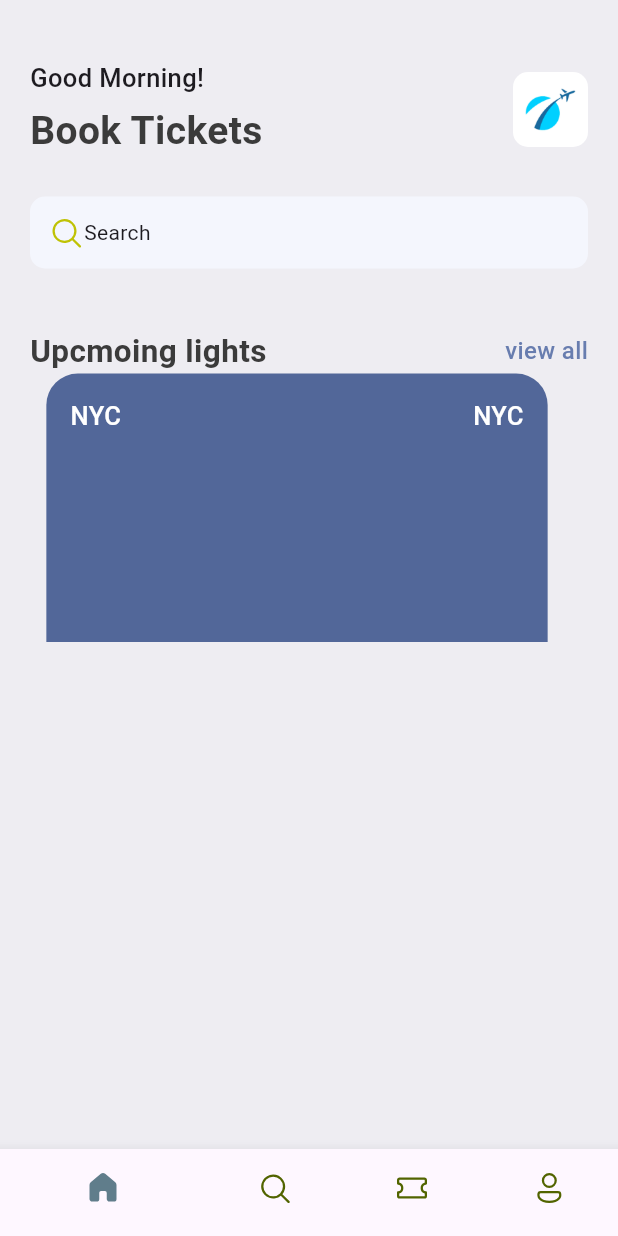
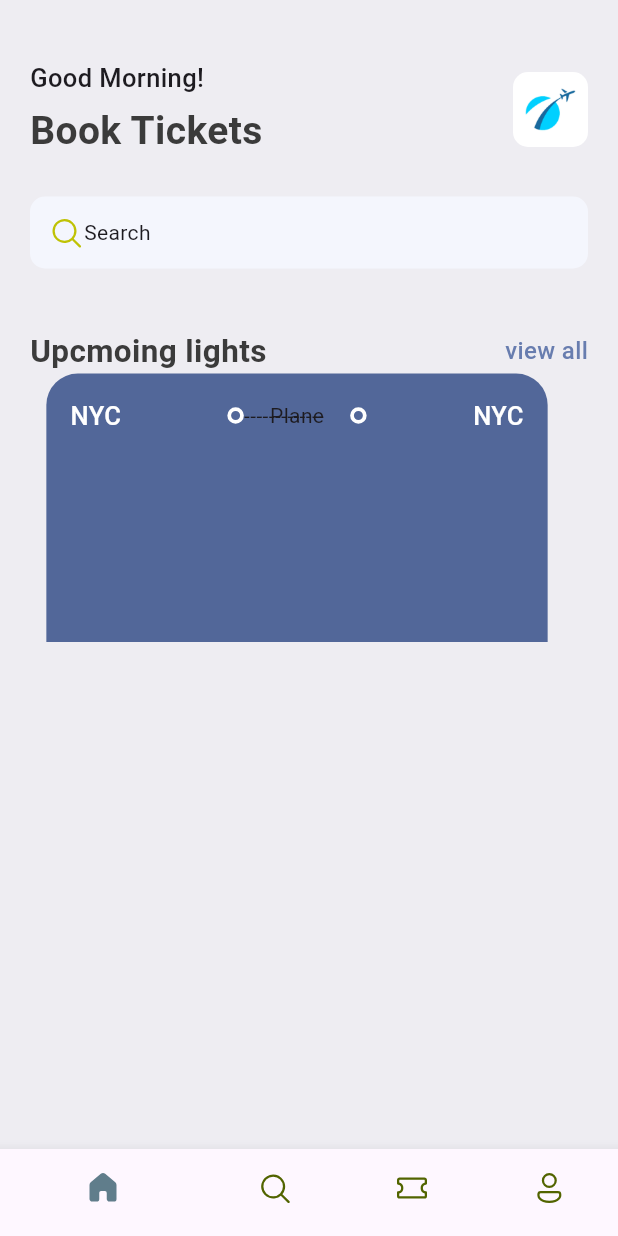
Before and after one commit to TimzonaTimothy/ticket_booking_mobile_app, a Flutter app: the screen it shows after launch, on a phone screen of 412 x 824 dp. Run offline on Flutter 3.47's test engine with Material 3 defaults, Android fonts, the phone set to English and light mode, and no system bars; our stand-ins replace fluentui_icons.

Commit message:
app layout builder

```diff
--- /dev/null
+++ b/lib/base/widgets/app_layoutbuilder_widget.dart
@@ -0,0 +1,10 @@
+import 'package:flutter/material.dart';
+
+class AppLayoutBuilderWidget extends StatelessWidget {
+  const AppLayoutBuilderWidget({super.key});
+
+  @override
+  Widget build(BuildContext context) {
+    return const Placeholder();
+  }
+}
--- a/lib/base/widgets/big_dot.dart
+++ b/lib/base/widgets/big_dot.dart
@@ -5,6 +5,11 @@ class BigDot extends StatelessWidget {
 
   @override
   Widget build(BuildContext context) {
-    return Container();
+    return Container(
+      padding: EdgeInsets.all(3),
+      decoration: BoxDecoration(
+          border: Border.all(width: 2.5, color: Colors.white),
+          borderRadius: BorderRadius.circular(20)),
+    );
   }
 }
--- a/lib/base/widgets/ticket_view.dart
+++ b/lib/base/widgets/ticket_view.dart
@@ -13,32 +13,43 @@ class TicketView extends StatelessWidget {
       width: size.width * 0.85,
       height: 179,
       child: Container(
-        padding: EdgeInsets.all(16),
+        padding: const EdgeInsets.all(16),
         margin: const EdgeInsets.only(right: 16),
         decoration: BoxDecoration(
             color: AppStyles.ticketBlue,
             borderRadius: const BorderRadius.only(
                 topLeft: Radius.circular(21), topRight: Radius.circular(21))),
-        child:  Center(
+        child: Center(
             child: Column(
           children: [
             Row(
-
               children: [
                 Text(
                   'NYC',
-                  style: AppStyles.headLineStyle3.copyWith(color: Colors.white),overflow: TextOverflow.ellipsis,
+                  style: AppStyles.headLineStyle3.copyWith(color: Colors.white),
+                  overflow: TextOverflow.ellipsis,
                 ),
-                BigDot(),
                 Expanded(child: Container()),
-                BigDot(),
+                const BigDot(),
+                const Expanded(
+                    child: Stack(
+                  children: [
+                    SizedBox(
+                      child: Text("-------------"),
+                    ),
+                    Center(child: Text("Plane"),)
+                  ],
+                )),
+                const BigDot(),
+                Expanded(child: Container()),
                 Text(
                   'NYC',
-                  style: AppStyles.headLineStyle3.copyWith(color: Colors.white),overflow: TextOverflow.ellipsis,
+                  style: AppStyles.headLineStyle3.copyWith(color: Colors.white),
+                  overflow: TextOverflow.ellipsis,
                 ),
               ],
             ),
-            Row(
+            const Row(
               children: [],
             )
           ],
```
